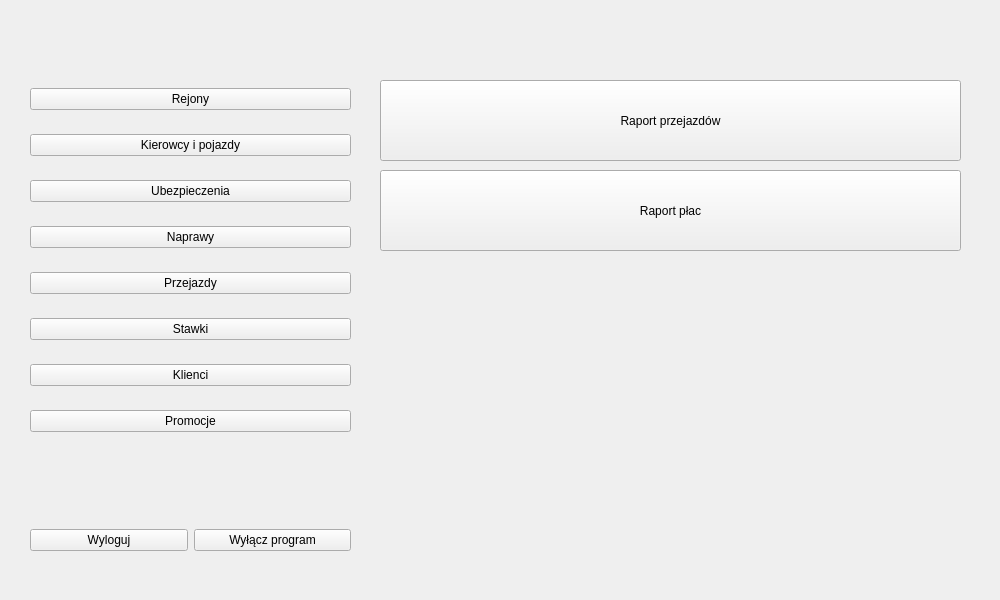
Above: menu.ui from margap1998/Bazy-danych-taxi before the change. Below: the same form after it.
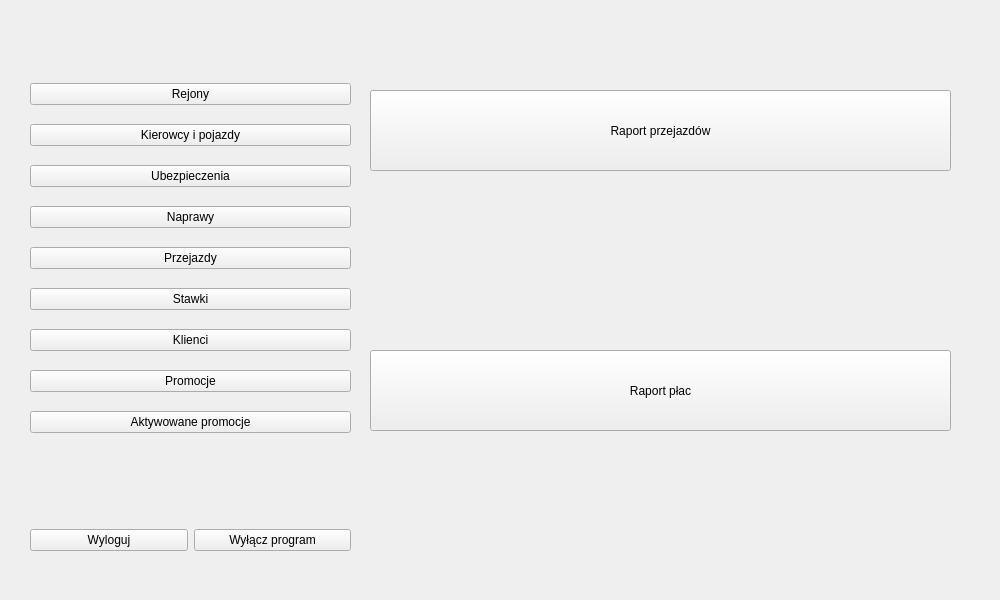
That is the form after the change.

The edit to the form file:
```diff
--- a/menu.ui
+++ b/menu.ui
@@ -91,6 +91,13 @@
       </property>
      </widget>
     </item>
+    <item>
+     <widget class="QPushButton" name="pushButton">
+      <property name="text">
+       <string>Aktywowane promocje</string>
+      </property>
+     </widget>
+    </item>
    </layout>
   </widget>
   <widget class="QWidget" name="horizontalLayoutWidget">
@@ -122,8 +129,8 @@
   <widget class="QPushButton" name="RaportPrzejazdyButton">
    <property name="geometry">
     <rect>
-     <x>380</x>
-     <y>80</y>
+     <x>370</x>
+     <y>90</y>
      <width>581</width>
      <height>81</height>
     </rect>
@@ -135,8 +142,8 @@
   <widget class="QPushButton" name="RaportPlacButton">
    <property name="geometry">
     <rect>
-     <x>380</x>
-     <y>170</y>
+     <x>370</x>
+     <y>350</y>
      <width>581</width>
      <height>81</height>
     </rect>
```
